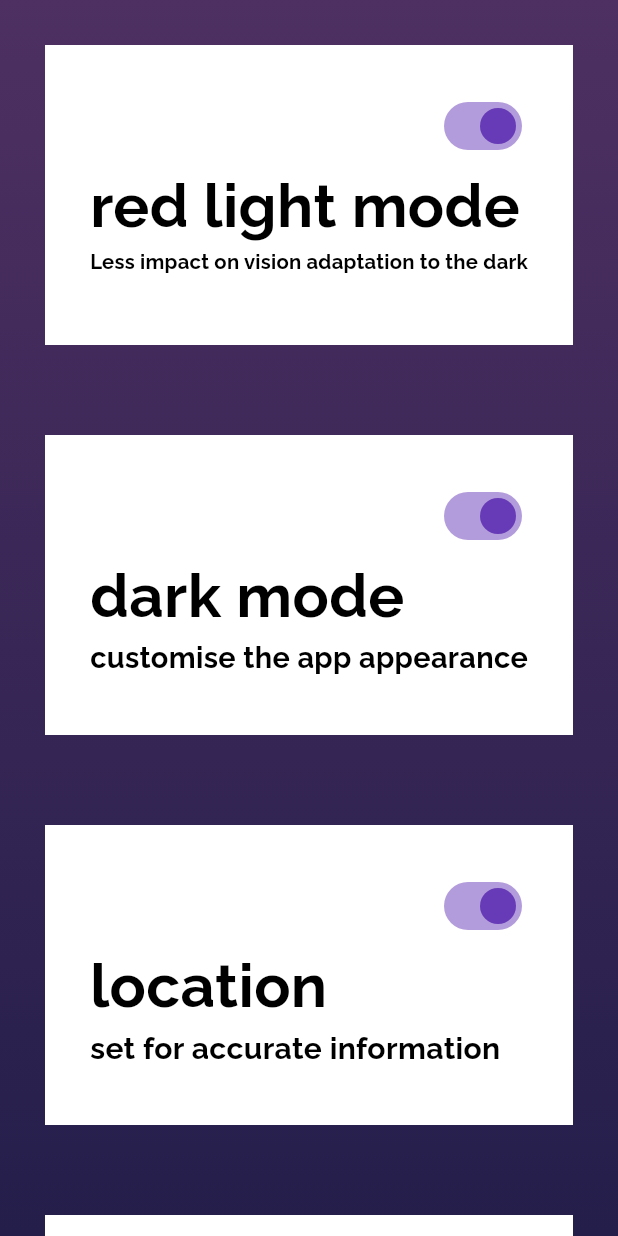
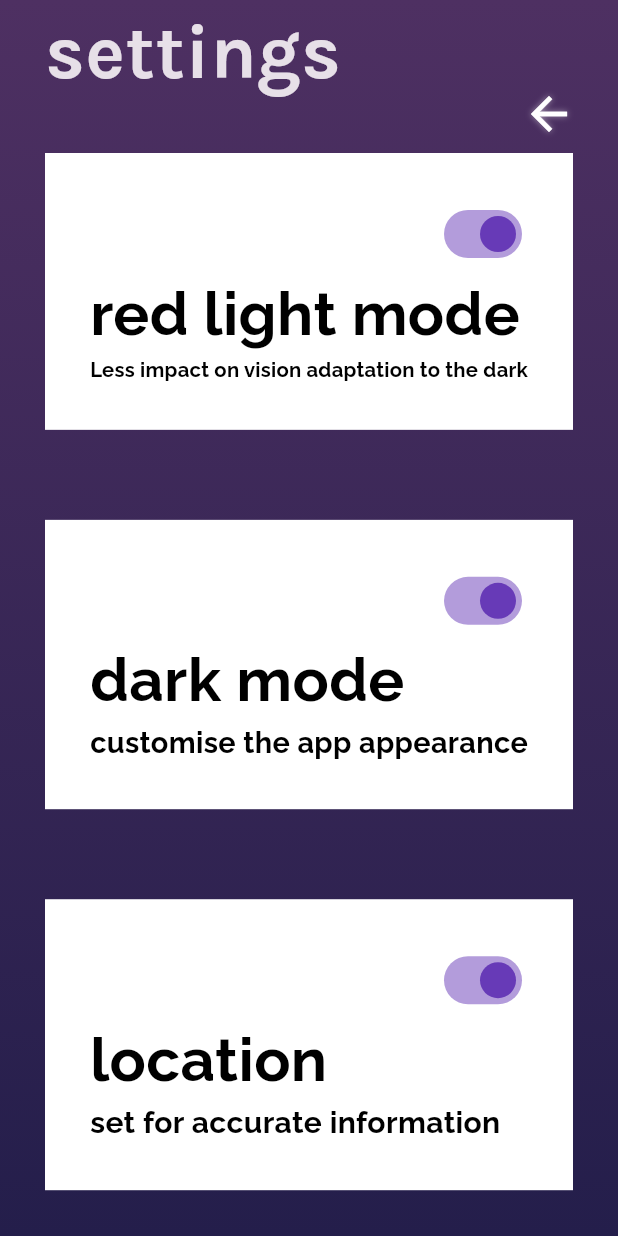
Before and after one commit to khorcarol/skyspy, a Flutter app: the SettingsPage screen opened directly, on a phone screen of 412 x 824 dp. Run offline on Flutter 3.47's test engine with Material 3 defaults, Android fonts, the phone set to English and light mode, and no system bars.

Commit message:
settings page reachable and fixed

```diff
--- a/lib/settings.dart
+++ b/lib/settings.dart
@@ -1,4 +1,5 @@
 import 'package:flutter/material.dart';
+import 'package:skyspy/glowing_icon.dart';
 
 class CustomSwitchCard extends StatelessWidget {
   final String title;
@@ -19,7 +20,6 @@ class CustomSwitchCard extends StatelessWidget {
     return Padding(
       padding: const EdgeInsets.all(30.0),
       child: Container(
-        height: 200,
         color: Colors.white,
         child: Padding(
           padding: const EdgeInsets.all(30),
@@ -73,7 +73,9 @@ class SettingsPage extends StatelessWidget {
   @override
   Widget build(BuildContext context) {
     return Scaffold(
-        body: Container(
+      body: Stack(
+        children: <Widget>[
+          Container(
             decoration: const BoxDecoration(
               gradient: LinearGradient(
                   begin: Alignment.topCenter,
@@ -84,6 +86,10 @@ class SettingsPage extends StatelessWidget {
               ])),
             child: ListView(
               children: [
+                const Padding(
+                  padding: EdgeInsets.fromLTRB(30, 0, 30, 0),
+                  child: Text("settings", style: TextStyle(fontSize: 50))
+                ),
                 CustomSwitchCard(
                   title: 'red light mode',
                   description: 'Less impact on vision adaptation to the dark',
@@ -118,6 +124,23 @@ class SettingsPage extends StatelessWidget {
                 ),
               ],
             ),
-    ));
+          ),
+          Positioned(
+            top: 50.0,
+            right: 20.0,
+            child: Padding(
+              padding: const EdgeInsets.all(0.0),
+              child: IconButton(
+                icon: const GlowingIcon(icon: Icons.arrow_back_outlined),
+                iconSize: 36.0,
+                onPressed: () {
+                  Navigator.pop(context);
+                }
+              )
+            ),
+          )
+        ]
+      )
+    );
   }
 }
```
Also changed, not shown: lib/main.dart (+35 -63 lines). Lines whose indentation alone changed are shown as unchanged.
